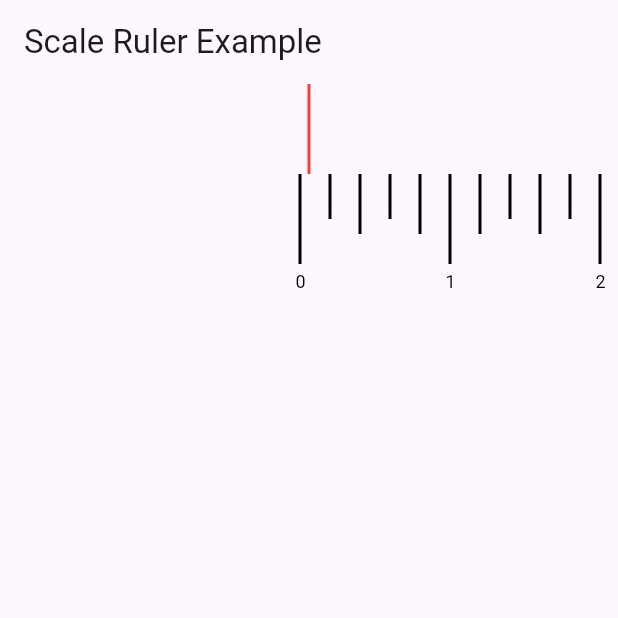
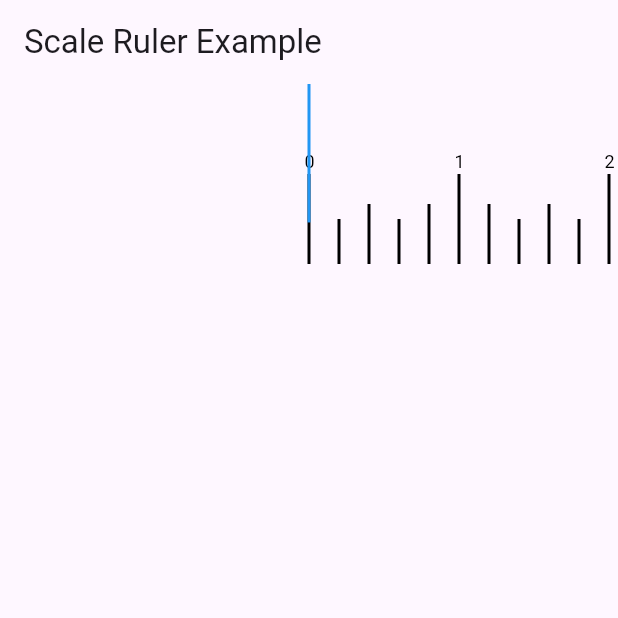
Before and after one commit to ShaheenDevs/ruler_scale_indicator, a Flutter app: the screen it shows after launch, on a phone screen of 412 x 824 dp, the top half of it. Run offline on Flutter 3.47's test engine with Material 3 defaults, Android fonts, the phone set to English and light mode, and no system bars.

Commit message:
update read me

```diff
--- a/example/lib/main.dart
+++ b/example/lib/main.dart
@@ -1,3 +1,5 @@
+import 'dart:developer';
+
 import 'package:flutter/material.dart';
 import 'package:ruler_scale_indicator/ruler_scale_indicator.dart'; // Import using your package name
 
@@ -14,13 +16,16 @@ class ScaleRulerExampleApp extends StatelessWidget {
       debugShowCheckedModeBanner: false,
       home: Scaffold(
         appBar: AppBar(title: const Text('Scale Ruler Example')),
-        body: const Center(
+        body:  Center(
           child: ScaleRuler(
             minRange: 0,
-            maxRange: 1000,
+            maxRange: 10,
             lineSpacing: 0.2,
             rulerHeight: 120,
             decimalPlaces: 0,
+            onChange: (e){
+              log("======>$e");
+            },
           ),
         ),
       ),
--- a/lib/ruler_scale_indicator.dart
+++ b/lib/ruler_scale_indicator.dart
@@ -1,6 +1,5 @@
 library ruler_scale_indicator;
 
-import 'dart:developer';
 import 'package:flutter/material.dart';
 
 /// Enum for alignment position
@@ -12,17 +11,20 @@ class ScaleRuler extends StatefulWidget {
   final double maxRange; // Maximum value of the range
   final double lineSpacing; // Spacing between each line
   final double rulerHeight; // Height of the ruler
+  final Color pointerColor; // Number of decimal places to show
   final int decimalPlaces; // Number of decimal places to show
   final AlignmentPosition alignmentPosition; // Alignment of the scale
-
+  final Function? onChange;
   const ScaleRuler({
     super.key,
-    required this.minRange,
-    required this.maxRange,
-    required this.lineSpacing,
-    required this.rulerHeight,
-    required this.decimalPlaces,
-    this.alignmentPosition = AlignmentPosition.top, // Default alignment
+    this.minRange = 0,
+    this.maxRange = 10,
+    this.lineSpacing = 0.2,
+    this.rulerHeight = 120,
+    this.decimalPlaces = 0,
+    this.pointerColor = Colors.blue,
+    this.alignmentPosition = AlignmentPosition.bottom, // Default alignment
+    this.onChange,
   });
 
   @override
@@ -52,7 +54,8 @@ class _ScaleRulerState extends State<ScaleRuler> {
                 scrollDirection: Axis.horizontal,
                 controller: _scrollController,
                 child: Padding(
-                  padding: const EdgeInsets.only(left:  200, right: 200),
+                  padding: EdgeInsets.only(
+                      left: MediaQuery.of(context).size.width / 2, right: 200),
                   child: CustomPaint(
                     size: Size(scaleWidth, widget.rulerHeight),
                     painter: ScaleRulerPainter(
@@ -76,10 +79,10 @@ class _ScaleRulerState extends State<ScaleRuler> {
                         : MainAxisAlignment.start,
                 children: [
                   if (widget.alignmentPosition == AlignmentPosition.top) ...[
-                    _buildPointer(),
+                    _buildPointer(widget.pointerColor),
                   ],
                   if (widget.alignmentPosition == AlignmentPosition.bottom) ...[
-                    _buildPointer(),
+                    _buildPointer(widget.pointerColor),
                   ],
                 ],
               ),
@@ -90,21 +93,22 @@ class _ScaleRulerState extends State<ScaleRuler> {
     );
   }
 
-  Widget _buildPointer() {
+  Widget _buildPointer(pointerColor) {
     return Column(
       children: [
         if (_scrollController.hasClients) // Check if controller is attached
           Text(
-            (_selectedPosition /
-                        (_scrollController.position.maxScrollExtent /
-                            (widget.maxRange - widget.minRange)) +
-                    widget.minRange)
-                .toStringAsFixed(widget.decimalPlaces),
+            _selectedPosition.toStringAsFixed(widget.decimalPlaces),
+            style: TextStyle(
+              fontSize: 20,
+              fontWeight: FontWeight.w500,
+              color: pointerColor,
+            ),
           ),
         Container(
           width: 2,
-          height: widget.rulerHeight / 2,
-          color: Colors.red,
+          height: widget.rulerHeight / 1.3,
+          color: pointerColor,
         ),
       ],
     );
@@ -116,8 +120,14 @@ class _ScaleRulerState extends State<ScaleRuler> {
     _scrollController.addListener(() {
       if (_scrollController.hasClients) {
         setState(() {
-          _selectedPosition = _scrollController.offset;
+          _selectedPosition = _scrollController.offset /
+                  (_scrollController.position.maxScrollExtent /
+                      (widget.maxRange - widget.minRange)) +
+              widget.minRange;
         });
+        if (widget.onChange != null) {
+          widget.onChange!(_selectedPosition);
+        }
       }
     });
   }
```
Also changed, not shown: 1 other file.
